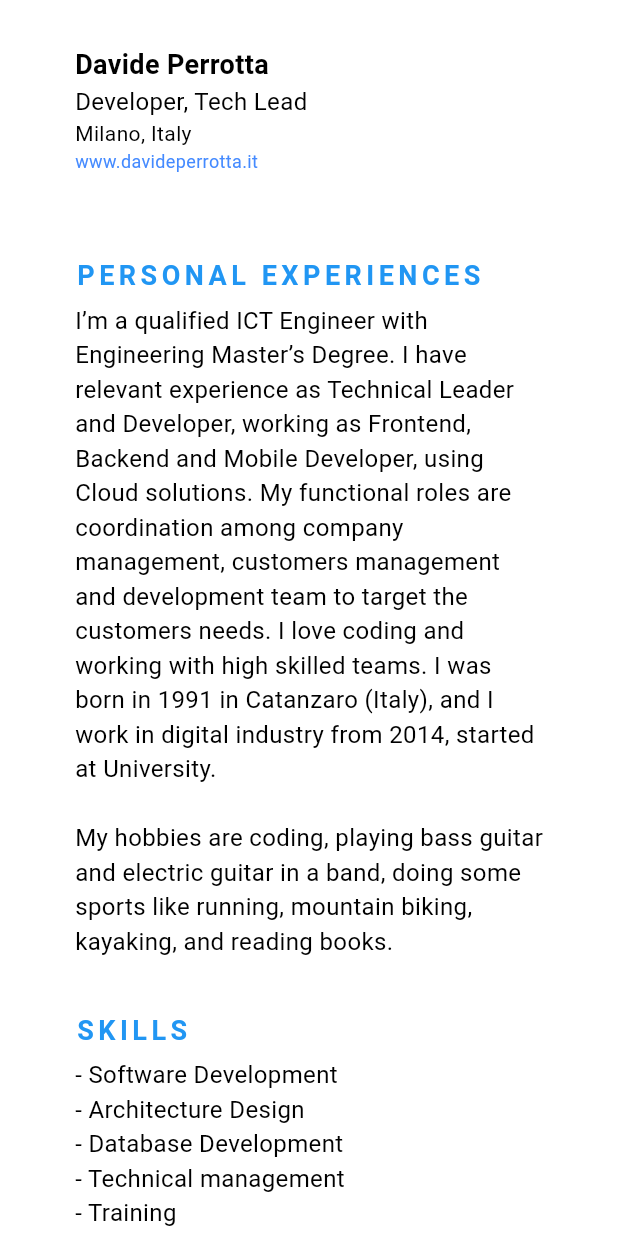
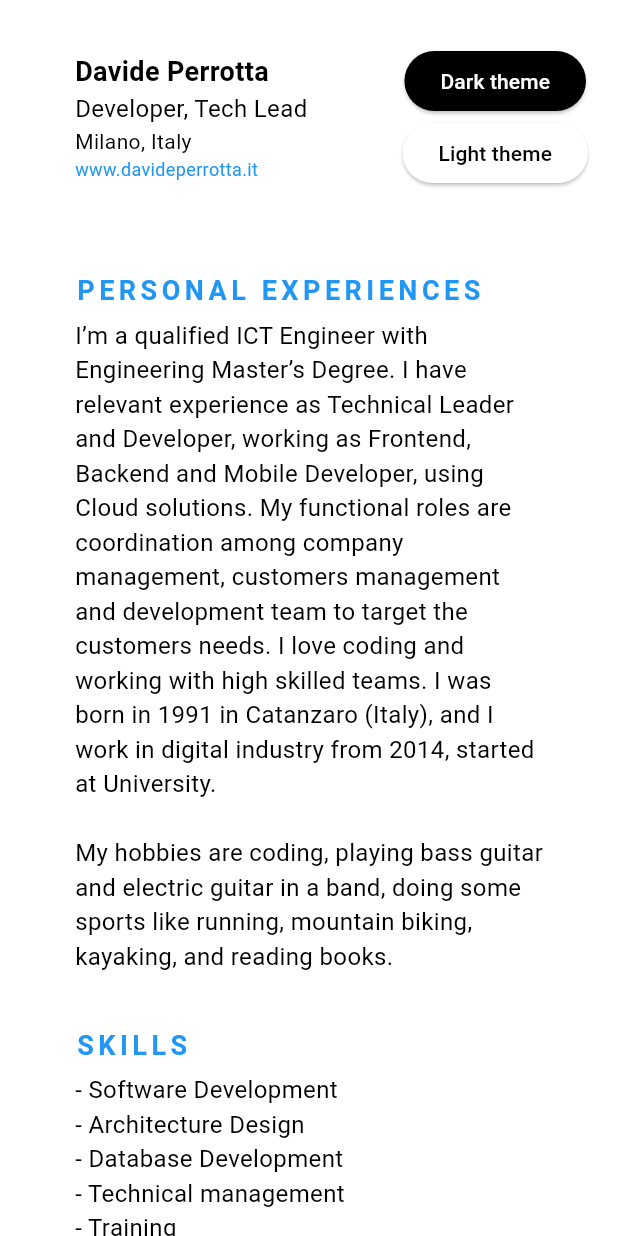
Before and after one commit to davideperrotta/resume_app, a Flutter app: the screen it shows after launch, on a phone screen of 412 x 824 dp. Run offline on Flutter 3.47's test engine with Material 3 defaults, Android fonts, the phone set to English and light mode, and no system bars; our stand-ins replace responsive_builder.

Commit message:
add dark theme option

```diff
--- a/lib/main.dart
+++ b/lib/main.dart
@@ -18,9 +18,17 @@ class MyApp extends StatelessWidget {
         colorScheme: ColorScheme.fromSeed(seedColor: Colors.black),
         useMaterial3: true,
       ),
-      home: Material(
+      routes: {
+        '/': (context) => Material(
+            child: SingleChildScrollView(
+                child: MainPageComponent(customColor: Colors.white))),
+        '/dark': (context) => Material(
+            child: SingleChildScrollView(
+                child: MainPageComponent(customColor: Colors.black))),
+      },
+      /*home: Material(
           color: Colors.transparent,
-          child: SingleChildScrollView(child: CustomComponent())),
+          child: SingleChildScrollView(child: MainPageComponent())),*/
     );
   }
 }
@@ -35,12 +43,16 @@ TextStyle titleStyle = TextStyle(
 
 final separatorHeight = 30.0;
 
-TextStyle descriptionStyle = TextStyle(
-    fontSize: 16.0, fontWeight: FontWeight.normal, color: Colors.black);
+class LeftColumn extends StatelessWidget {
+  final Color textColor;
 
-class LeftColumn extends StatelessWidget {
+  LeftColumn({required this.textColor});
+
   @override
   Widget build(BuildContext context) {
+    TextStyle descriptionStyle = TextStyle(
+        fontSize: 16.0, fontWeight: FontWeight.normal, color: textColor);
+
     return Column(
       crossAxisAlignment: CrossAxisAlignment.start,
       children: [
@@ -93,8 +105,15 @@ class LeftColumn extends StatelessWidget {
 }
 
 class RightColumn extends StatelessWidget {
+  final Color textColor;
+
+  RightColumn({required this.textColor});
+
   @override
   Widget build(BuildContext context) {
+    TextStyle descriptionStyle = TextStyle(
+        fontSize: 16.0, fontWeight: FontWeight.normal, color: textColor);
+
     return Column(crossAxisAlignment: CrossAxisAlignment.start, children: [
       Text(
         'PROFESSIONAL EXPERIENCES',
@@ -145,13 +164,18 @@ class RightColumn extends StatelessWidget {
   }
 }
 
-class CustomComponent extends StatelessWidget {
+class MainPageComponent extends StatelessWidget {
+  final Color? customColor;
+  MainPageComponent({required this.customColor});
+
   @override
   Widget build(BuildContext context) {
+    Color textColor =
+        (customColor == Colors.black) ? Colors.white : Colors.black;
     return Container(
         width: double.infinity,
         padding: EdgeInsets.all(20.0),
-        color: Colors.white,
+        color: customColor,
         child: Column(children: [
           Padding(
             padding: EdgeInsets.only(
@@ -162,18 +186,6 @@ class CustomComponent extends StatelessWidget {
             child: Row(
               mainAxisAlignment: MainAxisAlignment.spaceBetween,
               children: [
-                /*Column(
-                children: [
-                  Container(
-                    width: 100,
-                    height: 100,
-                    decoration: BoxDecoration(
-                      shape: BoxShape.circle,
-                      color: Colors.grey,
-                    ),
-                  ),
-                ],
-              ),*/
                 Expanded(
                   child: Column(
                     crossAxisAlignment: CrossAxisAlignment.start,
@@ -183,44 +195,57 @@ class CustomComponent extends StatelessWidget {
                         style: TextStyle(
                           fontWeight: FontWeight.bold,
                           fontSize: 18.0,
-                          color: Colors.black,
+                          color: textColor,
                         ),
                       ),
                       Text(
                         'Developer, Tech Lead',
                         style: TextStyle(
                           fontSize: 16.0,
-                          color: Colors.black,
+                          color: textColor,
                         ),
                       ),
                       Text(
                         'Milano, Italy',
                         style: TextStyle(
                           fontSize: 14.0,
-                          color: Colors.black,
+                          color: textColor,
                         ),
                       ),
                       Text(
                         'www.davideperrotta.it',
                         style: TextStyle(
                           fontSize: 12.0,
-                          color: Colors.blueAccent,
+                          color: Colors.blue,
                         ),
                       ),
                     ],
                   ),
                 ),
-                /*Column(
+                Column(
                   children: [
-                    Text(
-                      'www.davideperrotta.it',
-                      style: TextStyle(
-                        fontSize: 16.0,
-                        color: Colors.black,
+                    ElevatedButton(
+                      child: Text('Dark theme'),
+                      style: ButtonStyle(
+                        backgroundColor: MaterialStateProperty.all<Color>(Colors.black),
+                        foregroundColor: MaterialStateProperty.all<Color>(Colors.white),
                       ),
+                      onPressed: () {
+                        Navigator.pushNamed(context, '/dark');
+                      },
+                    ),
+                    ElevatedButton(
+                      child: Text('Light theme'),
+                      style: ButtonStyle(
+                        backgroundColor: MaterialStateProperty.all<Color>(Colors.white),
+                        foregroundColor: MaterialStateProperty.all<Color>(Colors.black),
+                      ),
+                      onPressed: () {
+                        Navigator.pushNamed(context, '/');
+                      },
                     ),
                   ],
-                ),*/
+                ),
               ],
             ),
           ),
@@ -241,14 +266,14 @@ class CustomComponent extends StatelessWidget {
                               child: Padding(
                                   padding: EdgeInsets.all(30.0),
                                   child: Column(children: [
-                                    LeftColumn(),
+                                    LeftColumn(textColor: textColor),
                                   ]))),
                           Expanded(
                               child: Padding(
                                   padding: EdgeInsets.all(30.0),
                                   child: Column(
                                     children: [
-                                      RightColumn(),
+                                      RightColumn(textColor: textColor),
                                     ],
                                   ))),
                         ],
@@ -257,14 +282,13 @@ class CustomComponent extends StatelessWidget {
                       return Column(
                         children: [
                           Padding(
-                            padding: EdgeInsets.all(30.0),
-                            child: Column (
-                              children: [
-                                LeftColumn(),
-                                RightColumn(),
-                              ],
-                            )
-                          ),
+                              padding: EdgeInsets.all(30.0),
+                              child: Column(
+                                children: [
+                                  LeftColumn(textColor: textColor),
+                                  RightColumn(textColor: textColor),
+                                ],
+                              )),
                         ],
                       );
                     }
@@ -278,7 +302,7 @@ class CustomComponent extends StatelessWidget {
                 mainAxisAlignment: MainAxisAlignment.center,
                 children: [
                   Image.asset(
-                      'assets/flutter-192.png',
+                    'assets/flutter-192.png',
                     width: 40,
                     height: 40,
                   ),
```
